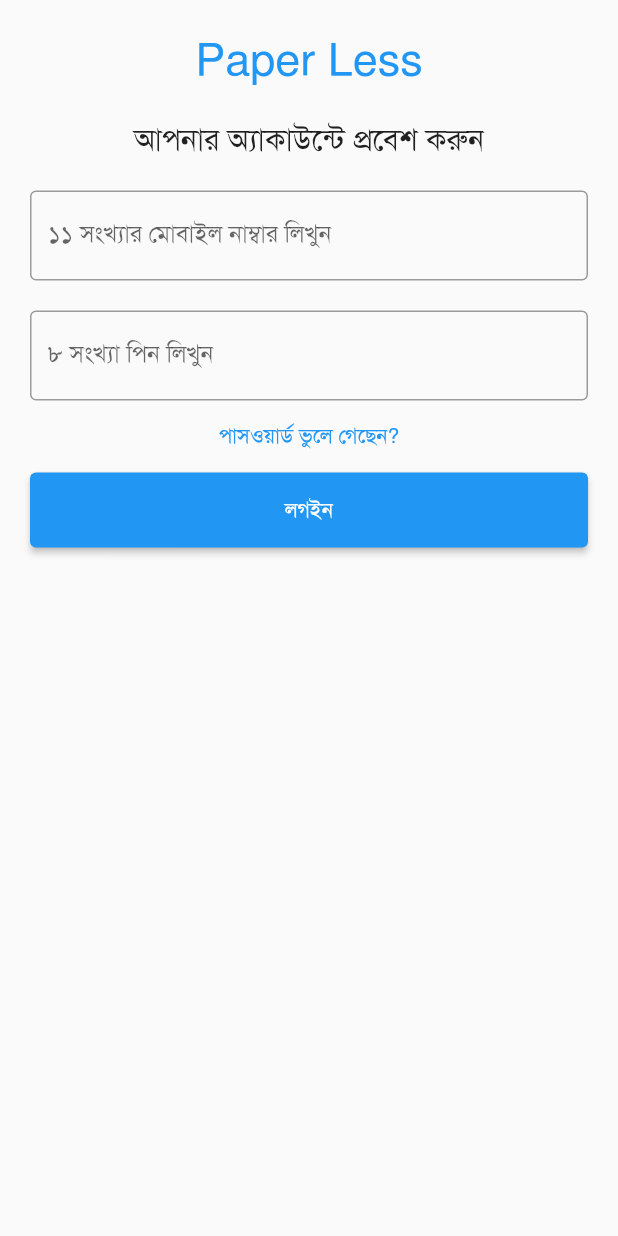
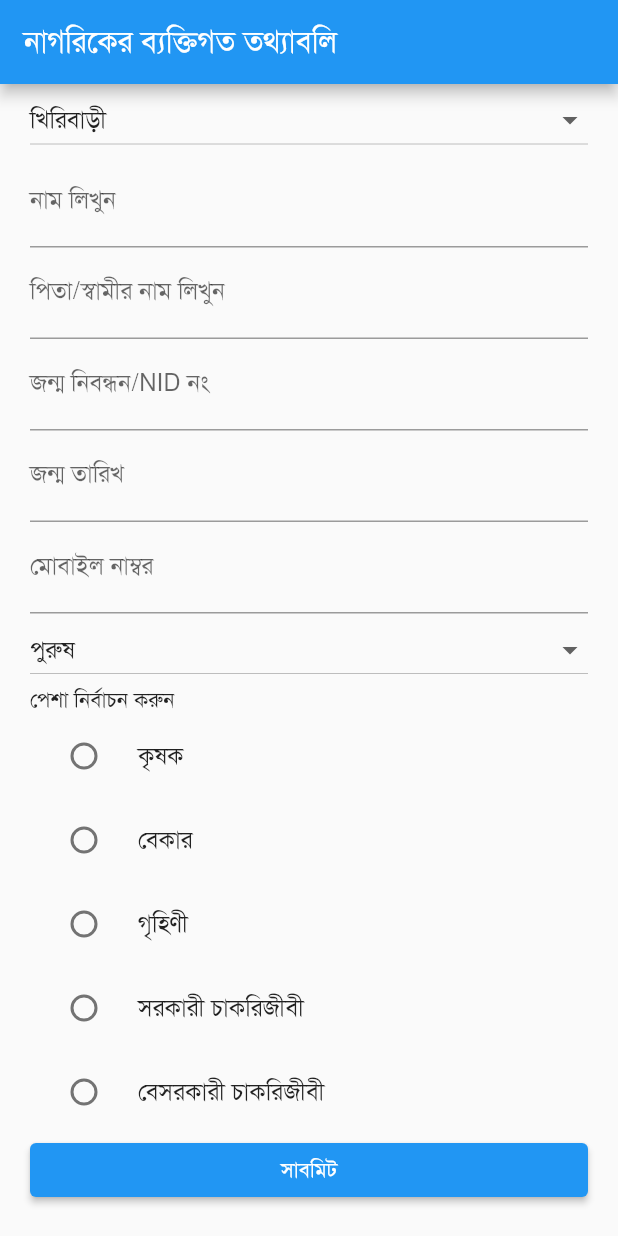
Before and after one commit to arifmia1129/paperless-flutter-mobile-app, a Flutter app: the screen it shows after launch, on a phone screen of 412 x 824 dp. Run offline on Flutter 3.47's test engine with Material 2 defaults, Android fonts, the phone set to English and light mode, and no system bars.

Commit message:
person info collector form added

```diff
--- a/lib/main.dart
+++ b/lib/main.dart
@@ -1,11 +1,13 @@
 import 'package:flutter/material.dart';
+import "Authentication/login.dart";
+import "personInfo.dart";
 
 void main() => runApp(const MyApp());
 
 class MyApp extends StatelessWidget {
   const MyApp({Key? key}) : super(key: key);
 
-  static const String _title = 'Sample App';
+  static const String _title = 'Paper Less';
 
   @override
   Widget build(BuildContext context) {
@@ -14,86 +16,8 @@ class MyApp extends StatelessWidget {
       debugShowCheckedModeBanner: false,
       title: _title,
       home: Scaffold(
-        body: SafeArea(child: MyStatefulWidget()),
+        body: SafeArea(child: PersonInfo()),
       ),
     );
   }
 }
-
-class MyStatefulWidget extends StatefulWidget {
-  const MyStatefulWidget({Key? key}) : super(key: key);
-
-  @override
-  State<MyStatefulWidget> createState() => _MyStatefulWidgetState();
-}
-
-class _MyStatefulWidgetState extends State<MyStatefulWidget> {
-  TextEditingController mobileController = TextEditingController();
-  TextEditingController pinController = TextEditingController();
-
-  @override
-  Widget build(BuildContext context) {
-    return Padding(
-        padding: const EdgeInsets.all(10),
-        child: ListView(
-          children: <Widget>[
-            Container(
-                alignment: Alignment.center,
-                padding: const EdgeInsets.all(10),
-                child: const Text(
-                  'Paper Less',
-                  style: TextStyle(
-                      color: Colors.blue,
-                      fontWeight: FontWeight.w500,
-                      fontSize: 30),
-                )),
-            Container(
-                alignment: Alignment.center,
-                padding: const EdgeInsets.all(10),
-                child: const Text(
-                  'আপনার অ্যাকাউন্টে প্রবেশ করুন',
-                  style: TextStyle(fontSize: 20),
-                )),
-            Container(
-              padding: const EdgeInsets.all(10),
-              child: TextField(
-                controller: mobileController,
-                decoration: const InputDecoration(
-                  border: OutlineInputBorder(),
-                  labelText: '১১ সংখ্যার মোবাইল নাম্বার লিখুন',
-                ),
-              ),
-            ),
-            Container(
-              padding: const EdgeInsets.fromLTRB(10, 10, 10, 0),
-              child: TextField(
-                obscureText: true,
-                controller: pinController,
-                decoration: const InputDecoration(
-                  border: OutlineInputBorder(),
-                  labelText: '৮ সংখ্যা পিন লিখুন',
-                ),
-              ),
-            ),
-            TextButton(
-              onPressed: () {
-                //forgot password screen
-              },
-              child: const Text(
-                'পাসওয়ার্ড ভুলে গেছেন?',
-              ),
-            ),
-            Container(
-                height: 50,
-                padding: const EdgeInsets.fromLTRB(10, 0, 10, 0),
-                child: ElevatedButton(
-                  child: const Text('লগইন'),
-                  onPressed: () {
-                    print(mobileController.text);
-                    print(pinController.text);
-                  },
-                )),
-          ],
-        ));
-  }
-}
--- /dev/null
+++ b/lib/personInfo.dart
@@ -0,0 +1,299 @@
+import 'package:flutter/material.dart';
+
+class PersonInfo extends StatelessWidget {
+  const PersonInfo({Key? key}) : super(key: key);
+
+  @override
+  Widget build(BuildContext context) {
+    return MaterialApp(
+      debugShowCheckedModeBanner: false,
+      theme: ThemeData(fontFamily: "SolaimanLipi"),
+      home: const FormPage(title: 'নাগরিকের ব্যক্তিগত তথ্যাবলি'),
+    );
+  }
+}
+
+class FormPage extends StatefulWidget {
+  const FormPage({Key? key, required this.title}) : super(key: key);
+
+  final String title;
+
+  @override
+  _FormPageState createState() => _FormPageState();
+}
+
+class _FormPageState extends State<FormPage> {
+  @override
+  Widget build(BuildContext context) {
+    return Scaffold(
+      appBar: AppBar(
+        title: Text(widget.title),
+      ),
+      body: Container(
+          padding: const EdgeInsets.fromLTRB(20, 0, 20, 0),
+          child: SignUpForm()),
+    );
+  }
+}
+
+class SignUpForm extends StatefulWidget {
+  @override
+  _SignUpFormState createState() => _SignUpFormState();
+}
+
+class _SignUpFormState extends State<SignUpForm> {
+  final _formKey = GlobalKey<FormState>();
+  final _passKey = GlobalKey<FormFieldState>();
+
+  String _name = '';
+  String _email = '';
+  int _age = -1;
+  String _maritalStatus = 'single';
+  int _selectedGender = 0;
+  int _selectedVillage = 0;
+  String _password = '';
+  bool _termsChecked = true;
+
+  List<DropdownMenuItem<int>> genderList = [];
+  List<DropdownMenuItem<int>> villageList = [];
+
+  void loadGenderList() {
+    genderList = [];
+    genderList.add(const DropdownMenuItem(
+      child: Text('পুরুষ'),
+      value: 0,
+    ));
+    genderList.add(const DropdownMenuItem(
+      child: Text('নারী'),
+      value: 1,
+    ));
+    genderList.add(const DropdownMenuItem(
+      child: Text('অন্যান্য'),
+      value: 2,
+    ));
+  }
+
+  void loadVillagList() {
+    villageList = [];
+    villageList.add(const DropdownMenuItem(
+      child: Text('খিরিবাড়ী'),
+      value: 0,
+    ));
+    villageList.add(const DropdownMenuItem(
+      child: Text('শিবপুর'),
+      value: 1,
+    ));
+    villageList.add(const DropdownMenuItem(
+      child: Text('সরদারহাট'),
+      value: 2,
+    ));
+  }
+
+  @override
+  Widget build(BuildContext context) {
+    loadGenderList();
+    loadVillagList();
+    // Build a Form widget using the _formKey we created above
+    return Form(
+        key: _formKey,
+        child: ListView(
+          children: getFormWidget(),
+        ));
+  }
+
+  List<Widget> getFormWidget() {
+    List<Widget> formWidget = [];
+
+    formWidget.add(DropdownButton(
+      hint: const Text('গ্রাম নির্বাচন করুন'),
+      items: villageList,
+      value: _selectedVillage,
+      onChanged: (value) {
+        setState(() {
+          _selectedGender = int.parse(value.toString());
+        });
+      },
+      isExpanded: true,
+    ));
+
+    formWidget.add(TextFormField(
+      decoration:
+          const InputDecoration(labelText: 'নাম লিখুন', hintText: 'নাম'),
+      validator: (value) {
+        if (value!.isEmpty) {
+          return 'নাম আবশ্যক';
+        } else {
+          return null;
+        }
+      },
+      onSaved: (value) {
+        setState(() {
+          _name = value.toString();
+        });
+      },
+    ));
+    formWidget.add(TextFormField(
+      decoration: const InputDecoration(
+          labelText: 'পিতা/স্বামীর নাম লিখুন', hintText: 'পিতা/স্বামী'),
+      validator: (value) {
+        if (value!.isEmpty) {
+          return 'পিতা/স্বামীর নাম আবশ্যক';
+        } else {
+          return null;
+        }
+      },
+      onSaved: (value) {
+        setState(() {
+          _name = value.toString();
+        });
+      },
+    ));
+    formWidget.add(TextFormField(
+      decoration: const InputDecoration(
+          labelText: 'জন্ম নিবন্ধন/NID নং',
+          hintText: 'জন্ম নিবন্ধন/NID নং লিখুন'),
+      validator: (value) {
+        if (value!.isEmpty) {
+          return 'জন্ম নিবন্ধন/NID নং আবশ্যক';
+        } else {
+          return null;
+        }
+      },
+      onSaved: (value) {
+        setState(() {
+          _name = value.toString();
+        });
+      },
+    ));
+    formWidget.add(TextFormField(
+      decoration: const InputDecoration(
+          labelText: 'জন্ম তারিখ', hintText: 'দিন-মাস-বছর'),
+      validator: (value) {
+        if (value!.isEmpty) {
+          return 'জন্ম তারিখ আবশ্যক';
+        } else {
+          return null;
+        }
+      },
+      onSaved: (value) {
+        setState(() {
+          _name = value.toString();
+        });
+      },
+    ));
+    formWidget.add(TextFormField(
+      decoration: const InputDecoration(
+          labelText: 'মোবাইল নাম্বর', hintText: 'মোবাইল নাম্বার'),
+      validator: (value) {
+        if (value!.isEmpty) {
+          return 'মোবাইল নাম্বার আবশ্যক';
+        } else {
+          return null;
+        }
+      },
+      onSaved: (value) {
+        setState(() {
+          _name = value.toString();
+        });
+      },
+    ));
+
+    formWidget.add(DropdownButton(
+      hint: const Text('Select Gender'),
+      items: genderList,
+      value: _selectedGender,
+      onChanged: (value) {
+        setState(() {
+          _selectedGender = int.parse(value.toString());
+        });
+      },
+      isExpanded: true,
+    ));
+    formWidget.add(Text("পেশা নির্বাচন করুন"));
+    formWidget.add(Column(
+      children: <Widget>[
+        RadioListTile<String>(
+          title: const Text('কৃষক'),
+          value: 'কৃষক',
+          groupValue: _maritalStatus,
+          onChanged: (value) {
+            setState(() {
+              _maritalStatus = value.toString();
+            });
+          },
+        ),
+        RadioListTile<String>(
+          title: const Text('বেকার'),
+          value: 'বেকার',
+          groupValue: _maritalStatus,
+          onChanged: (value) {
+            setState(() {
+              _maritalStatus = value.toString();
+            });
+          },
+        ),
+        RadioListTile<String>(
+          title: const Text('গৃহিণী'),
+          value: 'গৃহিণী',
+          groupValue: _maritalStatus,
+          onChanged: (value) {
+            setState(() {
+              _maritalStatus = value.toString();
+            });
+          },
+        ),
+        RadioListTile<String>(
+          title: const Text('সরকারী চাকরিজীবী'),
+          value: 'সরকারী চাকরিজীবী',
+          groupValue: _maritalStatus,
+          onChanged: (value) {
+            setState(() {
+              _maritalStatus = value.toString();
+            });
+          },
+        ),
+        RadioListTile<String>(
+          title: const Text('বেসরকারী চাকরিজীবী'),
+          value: 'বেসরকারী চাকরিজীবী',
+          groupValue: _maritalStatus,
+          onChanged: (value) {
+            setState(() {
+              _maritalStatus = value.toString();
+            });
+          },
+        ),
+      ],
+    ));
+
+    void onPressedSubmit() {
+      if (_formKey.currentState!.validate() && _termsChecked) {
+        _formKey.currentState?.save();
+
+        print("Name " + _name);
+        print("Email " + _email);
+        print("Age " + _age.toString());
+        switch (_selectedGender) {
+          case 0:
+            print("Gender Male");
+            break;
+          case 1:
+            print("Gender Female");
+            break;
+          case 3:
+            print("Gender Others");
+            break;
+        }
+        print("Marital Status " + _maritalStatus);
+        print("Password " + _password);
+        print("Termschecked " + _termsChecked.toString());
+        ScaffoldMessenger.of(context)
+            .showSnackBar(const SnackBar(content: Text('Form Submitted')));
+      }
+    }
+
+    formWidget.add(ElevatedButton(
+        child: const Text('সাবমিট'), onPressed: onPressedSubmit));
+
+    return formWidget;
+  }
+}
```
Also changed, not shown: lib/Authentication/login.dart (added, +79 -0 lines).
